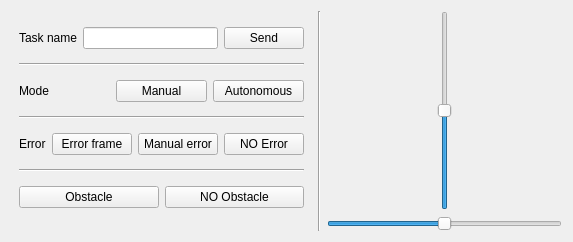
Before: the Qt Designer form scripts/ui/mobile_app_sim.ui in agribot-2-0/agribot_simulation, drawn with Qt 5.
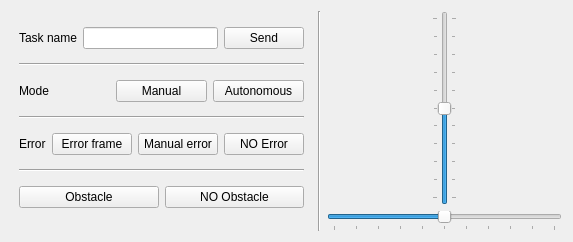
After: the same form once the commit is applied.

Commit message: Send cmd_vel_manual from mobile app simulator with given frequency

The edit to the form file:
```diff
--- a/scripts/ui/mobile_app_sim.ui
+++ b/scripts/ui/mobile_app_sim.ui
@@ -179,14 +179,17 @@
             <enum>Qt::LeftToRight</enum>
            </property>
            <property name="minimum">
-            <number>-20</number>
+            <number>-50</number>
            </property>
            <property name="maximum">
-            <number>20</number>
+            <number>50</number>
            </property>
            <property name="singleStep">
             <number>1</number>
            </property>
+           <property name="pageStep">
+            <number>10</number>
+           </property>
            <property name="tracking">
             <bool>true</bool>
            </property>
@@ -199,6 +202,12 @@
            <property name="invertedControls">
             <bool>false</bool>
            </property>
+           <property name="tickPosition">
+            <enum>QSlider::TicksBothSides</enum>
+           </property>
+           <property name="tickInterval">
+            <number>10</number>
+           </property>
           </widget>
          </item>
          <item>
@@ -219,17 +228,26 @@
        <item>
         <widget class="QSlider" name="slider_angular">
          <property name="minimum">
-          <number>-30</number>
+          <number>-50</number>
          </property>
          <property name="maximum">
-          <number>30</number>
+          <number>50</number>
+         </property>
+         <property name="singleStep">
+          <number>1</number>
          </property>
          <property name="pageStep">
-          <number>10</number>
+          <number>20</number>
          </property>
          <property name="orientation">
           <enum>Qt::Horizontal</enum>
          </property>
+         <property name="tickPosition">
+          <enum>QSlider::TicksBelow</enum>
+         </property>
+         <property name="tickInterval">
+          <number>10</number>
+         </property>
         </widget>
        </item>
       </layout>
```
The commit also changes 1 other file.
